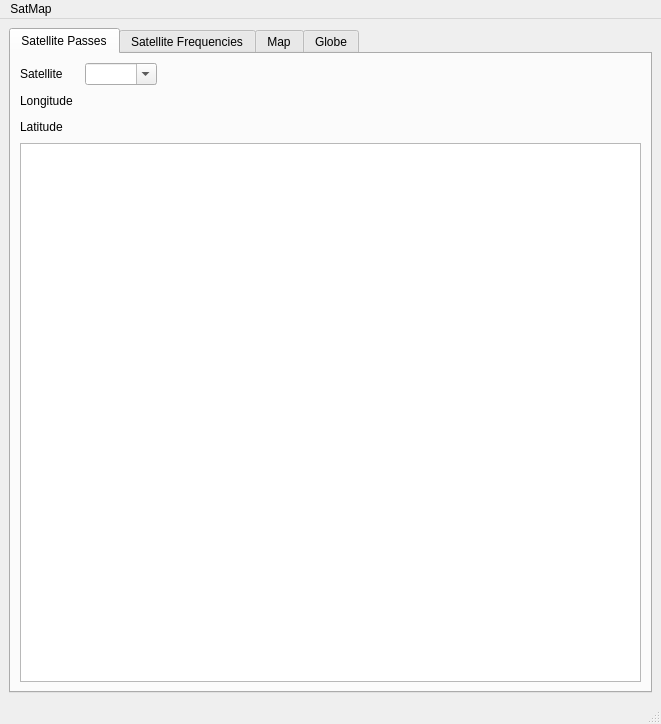
andreidicu03/satMapGit, file mainwindow.ui: the form before one commit.
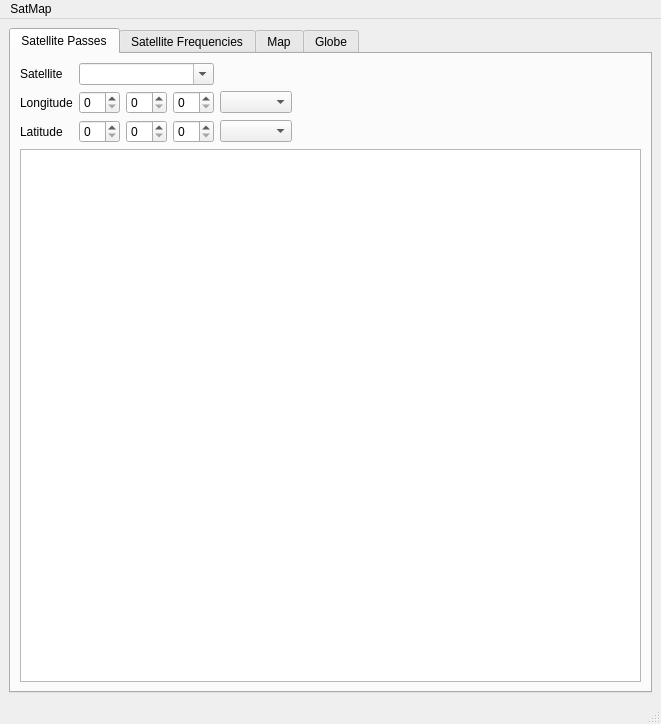
The form after the commit. Custom widgets are drawn as their Qt base class.

```diff
--- a/mainwindow.ui
+++ b/mainwindow.ui
@@ -46,15 +46,8 @@
         <string>Satellite Passes</string>
        </attribute>
        <layout class="QGridLayout" name="gridLayout_2">
-        <item row="0" column="0" alignment="Qt::AlignLeft">
-         <widget class="QLabel" name="label">
-          <property name="text">
-           <string>Satellite</string>
-          </property>
-         </widget>
-        </item>
-        <item row="1" column="3" colspan="2">
-         <spacer name="horizontalSpacer_2">
+        <item row="0" column="5">
+         <spacer name="horizontalSpacer">
           <property name="orientation">
            <enum>Qt::Horizontal</enum>
           </property>
@@ -66,47 +59,17 @@
           </property>
          </spacer>
         </item>
-        <item row="1" column="2">
-         <widget class="Marble::LatLonEdit" name="LatLonEdit">
-          <property name="sizePolicy">
-           <sizepolicy hsizetype="Preferred" vsizetype="Fixed">
-            <horstretch>0</horstretch>
-            <verstretch>0</verstretch>
-           </sizepolicy>
-          </property>
-          <property name="tabletTracking">
-           <bool>true</bool>
-          </property>
-         </widget>
-        </item>
-        <item row="2" column="2">
-         <widget class="Marble::LatLonEdit" name="LatLonEdit_2">
-          <property name="sizePolicy">
-           <sizepolicy hsizetype="Preferred" vsizetype="Fixed">
-            <horstretch>0</horstretch>
-            <verstretch>0</verstretch>
-           </sizepolicy>
-          </property>
-          <property name="tabletTracking">
-           <bool>true</bool>
-          </property>
-         </widget>
-        </item>
-        <item row="0" column="3">
-         <widget class="QLabel" name="satLabel">
-          <property name="text">
-           <string/>
-          </property>
-         </widget>
-        </item>
-        <item row="1" column="0" alignment="Qt::AlignLeft">
+        <item row="1" column="0">
          <widget class="QLabel" name="label_2">
           <property name="text">
            <string>Longitude</string>
           </property>
          </widget>
         </item>
-        <item row="2" column="3" colspan="2">
+        <item row="2" column="2">
+         <widget class="QSpinBox" name="spinBox_6"/>
+        </item>
+        <item row="2" column="5">
          <spacer name="horizontalSpacer_3">
           <property name="orientation">
            <enum>Qt::Horizontal</enum>
@@ -119,20 +82,7 @@
           </property>
          </spacer>
         </item>
-        <item row="0" column="4">
-         <spacer name="horizontalSpacer">
-          <property name="orientation">
-           <enum>Qt::Horizontal</enum>
-          </property>
-          <property name="sizeHint" stdset="0">
-           <size>
-            <width>40</width>
-            <height>20</height>
-           </size>
-          </property>
-         </spacer>
-        </item>
-        <item row="3" column="0" colspan="8">
+        <item row="5" column="0" colspan="15">
          <widget class="QTableView" name="tableView">
           <property name="sizePolicy">
            <sizepolicy hsizetype="Expanding" vsizetype="Expanding">
@@ -148,20 +98,88 @@
           </property>
          </widget>
         </item>
-        <item row="2" column="0" alignment="Qt::AlignLeft">
-         <widget class="QLabel" name="label_3">
-          <property name="text">
-           <string>Latitude</string>
-          </property>
-         </widget>
-        </item>
-        <item row="0" column="2">
+        <item row="0" column="1" colspan="3">
          <widget class="QComboBox" name="satBox">
           <property name="editable">
            <bool>true</bool>
           </property>
          </widget>
         </item>
+        <item row="1" column="5">
+         <spacer name="horizontalSpacer_2">
+          <property name="orientation">
+           <enum>Qt::Horizontal</enum>
+          </property>
+          <property name="sizeHint" stdset="0">
+           <size>
+            <width>40</width>
+            <height>20</height>
+           </size>
+          </property>
+         </spacer>
+        </item>
+        <item row="2" column="1">
+         <widget class="QSpinBox" name="spinBox_4"/>
+        </item>
+        <item row="0" column="0" alignment="Qt::AlignLeft">
+         <widget class="QLabel" name="label">
+          <property name="text">
+           <string>Satellite</string>
+          </property>
+         </widget>
+        </item>
+        <item row="1" column="4">
+         <widget class="QComboBox" name="comboBox">
+          <property name="sizePolicy">
+           <sizepolicy hsizetype="Minimum" vsizetype="Fixed">
+            <horstretch>0</horstretch>
+            <verstretch>0</verstretch>
+           </sizepolicy>
+          </property>
+          <property name="minimumSize">
+           <size>
+            <width>40</width>
+            <height>0</height>
+           </size>
+          </property>
+         </widget>
+        </item>
+        <item row="1" column="2">
+         <widget class="QSpinBox" name="spinBox_2"/>
+        </item>
+        <item row="2" column="0">
+         <widget class="QLabel" name="label_3">
+          <property name="text">
+           <string>Latitude</string>
+          </property>
+         </widget>
+        </item>
+        <item row="0" column="10">
+         <widget class="QLabel" name="satLabel">
+          <property name="text">
+           <string/>
+          </property>
+         </widget>
+        </item>
+        <item row="1" column="1">
+         <widget class="QSpinBox" name="spinBox"/>
+        </item>
+        <item row="1" column="3">
+         <widget class="QSpinBox" name="spinBox_3"/>
+        </item>
+        <item row="2" column="3">
+         <widget class="QSpinBox" name="spinBox_5"/>
+        </item>
+        <item row="2" column="4">
+         <widget class="QComboBox" name="comboBox_2">
+          <property name="sizePolicy">
+           <sizepolicy hsizetype="Minimum" vsizetype="Fixed">
+            <horstretch>0</horstretch>
+            <verstretch>0</verstretch>
+           </sizepolicy>
+          </property>
+         </widget>
+        </item>
        </layout>
       </widget>
       <widget class="QWidget" name="satFreq">
@@ -252,11 +270,6 @@
   </action>
  </widget>
  <customwidgets>
-  <customwidget>
-   <class>Marble::LatLonEdit</class>
-   <extends>QWidget</extends>
-   <header>LatLonEdit.h</header>
-  </customwidget>
   <customwidget>
    <class>Marble::MarbleWidget</class>
    <extends>QWidget</extends>
```
Left out of the diff: 2 changed lines with no effect on the pictures.
